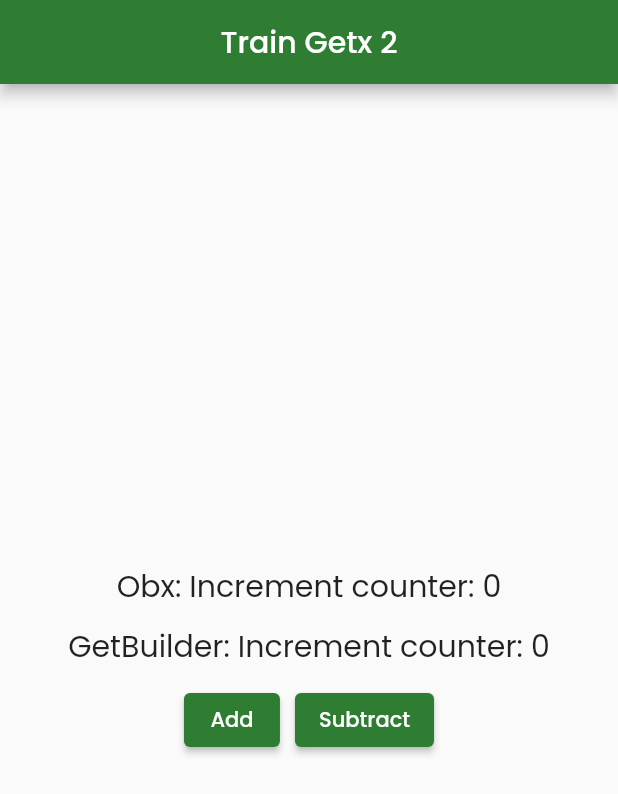
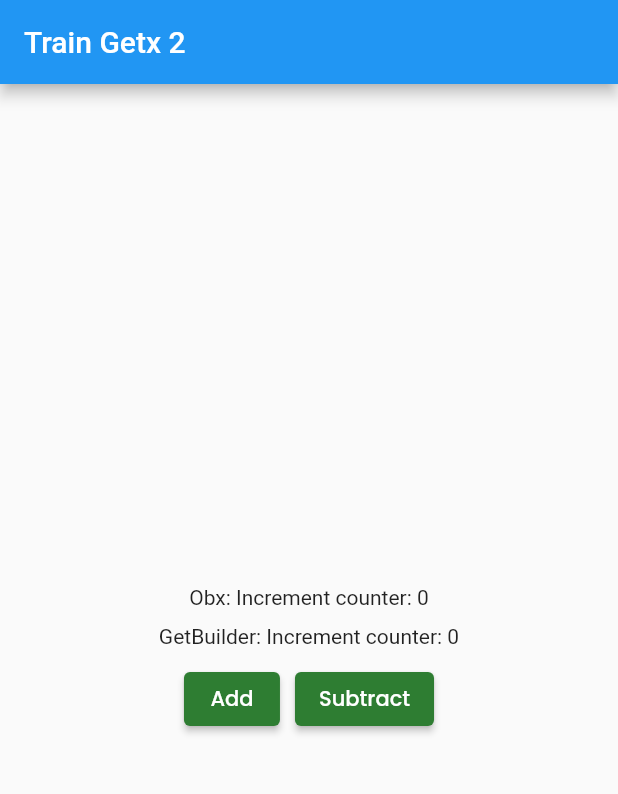
Before and after one commit to ozaenzenzen/latihan-flutter-getx2, a Flutter app: the screen it shows after launch, on a phone screen of 412 x 824 dp. Shown: the top 794 px of the screen. Run offline on Flutter 3.47's test engine with Material 2 defaults, Android fonts, the phone set to English and light mode, and no system bars; our stand-ins replace flutter_screenutil, get, google_fonts.

Commit message:
update homepage

```diff
--- a/lib/homepage.dart
+++ b/lib/homepage.dart
@@ -11,19 +11,13 @@ class HomePage extends StatefulWidget {
 }
 
 class _HomePageState extends State<HomePage> {
-  final IncreDecreController controller =
-      Get.put(IncreDecreController());
+  final IncreDecreController controller = Get.put(IncreDecreController());
 
   @override
   Widget build(BuildContext context) {
     return Scaffold(
       appBar: AppBar(
-        title: Text(
-          "Train Getx 2",
-          style: GoogleFonts.poppins(),
-        ),
-        backgroundColor: Colors.green.shade800,
-        centerTitle: true,
+        title: const Text("Train Getx 2"),
       ),
       body: Container(
         alignment: Alignment.center,
@@ -33,19 +27,9 @@ class _HomePageState extends State<HomePage> {
             Row(
               mainAxisAlignment: MainAxisAlignment.center,
               children: [
-                Text(
-                  "Obx: ",
-                  style: GoogleFonts.poppins(
-                    fontSize: 20,
-                  ),
-                ),
+                const Text("Obx: "),
                 Obx(() {
-                  return Text(
-                    "Increment counter: ${controller.count1.value}",
-                    style: GoogleFonts.poppins(
-                      fontSize: 20,
-                    ),
-                  );
+                  return Text("Increment counter: ${controller.count1.value}");
                 }),
               ],
             ),
@@ -53,20 +37,11 @@ class _HomePageState extends State<HomePage> {
             Row(
               mainAxisAlignment: MainAxisAlignment.center,
               children: [
-                Text(
-                  "GetBuilder: ",
-                  style: GoogleFonts.poppins(
-                    fontSize: 20,
-                  ),
-                ),
+                const Text("GetBuilder: "),
                 GetBuilder(
                   init: IncreDecreController(),
-                  builder: (builderController) => Text(
-                    "Increment counter: ${controller.count2}",
-                    style: GoogleFonts.poppins(
-                      fontSize: 20,
-                    ),
-                  ),
+                  builder: (builderController) =>
+                      Text("Increment counter: ${controller.count2}"),
                 ),
               ],
             ),
@@ -87,7 +62,7 @@ class _HomePageState extends State<HomePage> {
                     style: GoogleFonts.poppins(),
                   ),
                 ),
-                const SizedBox(width:10),
+                const SizedBox(width: 10),
                 ElevatedButton(
                   style: ElevatedButton.styleFrom(
                     primary: Colors.green.shade800,
```
